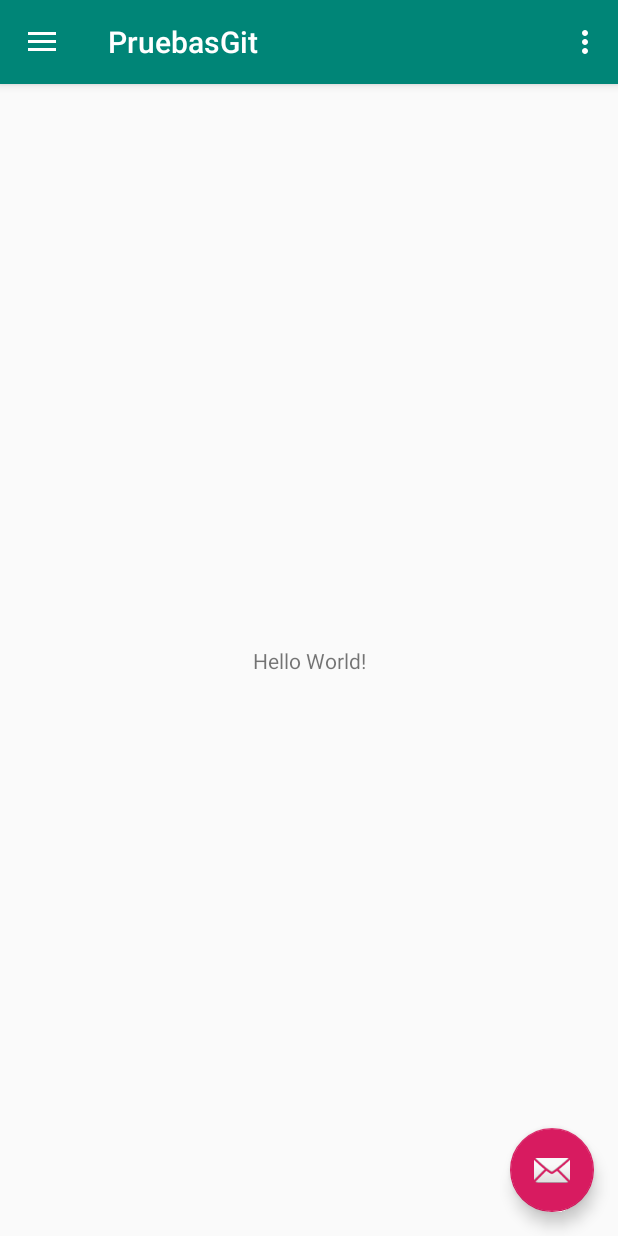
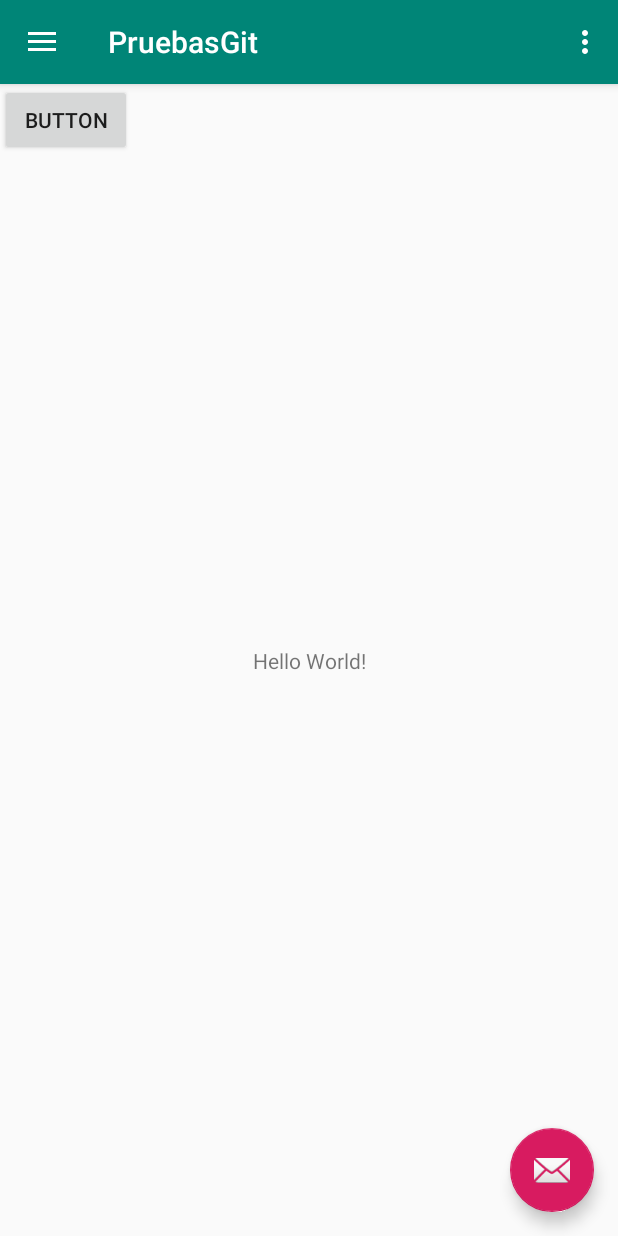
Before and after one commit to Cato2905/PruebasGit, an Android app: the screen it shows after launch (MainActivity), on a phone screen of 412 x 824 dp. Run offline under Robolectric (Android 15) with nearby library versions, the phone set to English and light mode, and no system bars.

Commit message:
Primer Commit

```diff
--- a/app/src/main/res/layout/content_main.xml
+++ b/app/src/main/res/layout/content_main.xml
@@ -17,4 +17,12 @@
         app:layout_constraintRight_toRightOf="parent"
         app:layout_constraintTop_toTopOf="parent" />
 
+    <Button
+        android:id="@+id/button"
+        android:layout_width="wrap_content"
+        android:layout_height="wrap_content"
+        android:text="Button"
+        tools:layout_editor_absoluteX="161dp"
+        tools:layout_editor_absoluteY="118dp" />
+
 </android.support.constraint.ConstraintLayout>
```
